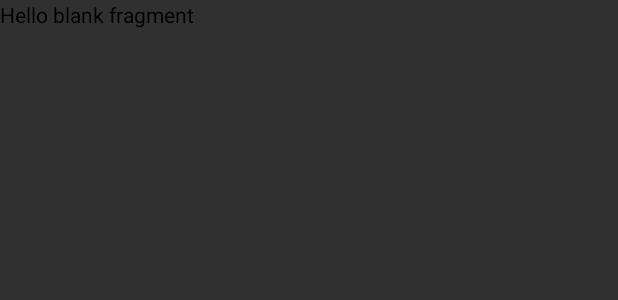
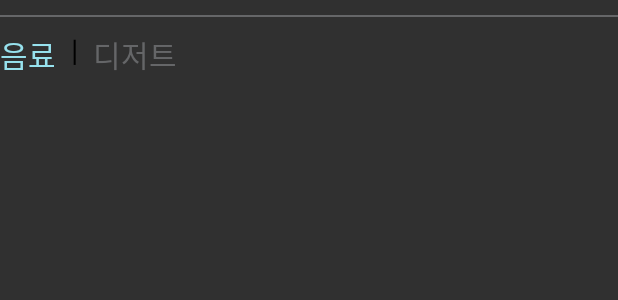
Before and after one commit to ssonghj/SSAFYCOFFEE, an Android app: the layout fragment_category.xml on its own in the app's theme, with its tools: preview values and no code run, on a phone screen of 412 x 824 dp. Shown: the top 300 px of the screen. Run offline under Robolectric (Android 15) with nearby library versions, the phone set to English and light mode, and no system bars.

Commit message:
add like menu fragment

```diff
--- a/SmartCafe/app/src/main/res/layout/fragment_category.xml
+++ b/SmartCafe/app/src/main/res/layout/fragment_category.xml
@@ -1,14 +1,62 @@
 <?xml version="1.0" encoding="utf-8"?>
-<FrameLayout xmlns:android="http://schemas.android.com/apk/res/android"
+<androidx.constraintlayout.widget.ConstraintLayout xmlns:android="http://schemas.android.com/apk/res/android"
     xmlns:tools="http://schemas.android.com/tools"
     android:layout_width="match_parent"
     android:layout_height="match_parent"
+    xmlns:app="http://schemas.android.com/apk/res-auto"
     tools:context=".fragment.CategoryFragment">
 
-    <!-- TODO: Update blank fragment layout -->
+    <View
+        android:id="@+id/seperate_line"
+        android:layout_width="match_parent"
+        android:layout_height="1dp"
+        android:background="@color/login_user_color"
+        android:layout_marginTop="10dp"
+        app:layout_constraintStart_toStartOf="parent"
+        app:layout_constraintTop_toTopOf="parent" />
+
     <TextView
+        android:id="@+id/tv_drink"
+        android:layout_width="wrap_content"
+        android:layout_height="wrap_content"
+        android:text="음료"
+        android:textSize="20dp"
+        android:fontFamily="@font/jalnan"
+        android:textColor="@color/button_color_seventy"
+        android:layout_marginTop="10dp"
+        app:layout_constraintTop_toBottomOf="@id/seperate_line"
+        app:layout_constraintStart_toStartOf="parent"/>
+
+    <TextView
+        android:id="@+id/vertical_line"
+        android:layout_width="wrap_content"
+        android:layout_height="wrap_content"
+        android:text="|"
+        android:textSize="20dp"
+        android:layout_marginTop="8dp"
+        android:layout_marginLeft="10dp"
+        app:layout_constraintLeft_toRightOf="@id/tv_drink"
+        app:layout_constraintTop_toBottomOf="@id/seperate_line"/>
+    <TextView
+        android:id="@+id/tv_desert"
+        android:layout_width="wrap_content"
+        android:layout_height="wrap_content"
+        android:text="디저트"
+        android:textSize="20dp"
+        android:fontFamily="@font/jalnan"
+        android:textColor="@color/login_user_color"
+        android:layout_marginTop="10dp"
+        android:layout_marginLeft="10dp"
+        app:layout_constraintTop_toBottomOf="@id/seperate_line"
+        app:layout_constraintLeft_toRightOf="@id/vertical_line"/>
+
+    <androidx.recyclerview.widget.RecyclerView
+        android:id="@+id/recycler_category_menu"
         android:layout_width="match_parent"
-        android:layout_height="match_parent"
-        android:text="@string/hello_blank_fragment" />
+        android:layout_height="0dp"
+        app:layout_constraintStart_toStartOf="parent"
+        app:layout_constraintEnd_toEndOf="parent"
+        app:layout_constraintTop_toBottomOf="@id/tv_drink"
+        app:layout_constraintBottom_toBottomOf="parent"/>
 
-</FrameLayout>
+</androidx.constraintlayout.widget.ConstraintLayout>
```
Also changed, not shown: SmartCafe/app/src/main/res/layout/fragment_all.xml (+18 -6 lines), SmartCafe/app/src/main/res/layout/fragment_like_menu.xml (+6 -6 lines), SmartCafe/app/src/main/res/layout/item_menu.xml (added, +54 -0 lines), SmartCafe/app/src/main/res/values/array.xml (added, +10 -0 lines).
